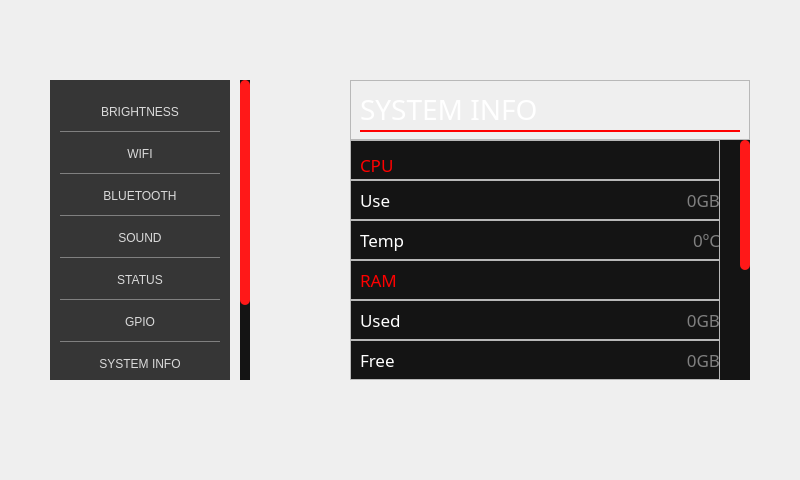
This is GUI_WIDGETS/Settings/design_settings.ui in PortiESP/PortiOS as Qt 5 draws it before an edit. The edited form follows.
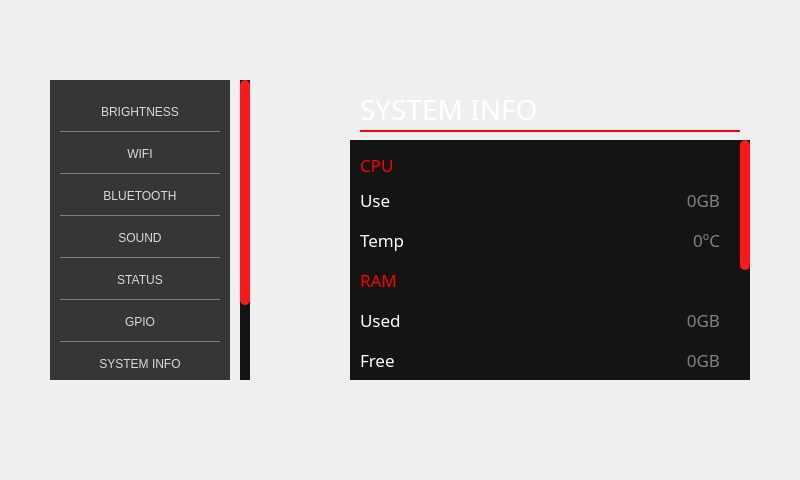
This is the edited form. The open tabs and pages were chosen to show the change. Icons and pictures are not drawn.

What changed in the file:
```diff
--- a/GUI_WIDGETS/Settings/design_settings.ui
+++ b/GUI_WIDGETS/Settings/design_settings.ui
@@ -3292,12 +3292,6 @@
         <height>240</height>
        </rect>
       </property>
-      <property name="frameShape">
-       <enum>QFrame::StyledPanel</enum>
-      </property>
-      <property name="frameShadow">
-       <enum>QFrame::Raised</enum>
-      </property>
       <widget class="QScrollArea" name="scrollArea_4">
        <property name="geometry">
         <rect>
@@ -3376,12 +3370,6 @@
            <height>40</height>
           </rect>
          </property>
-         <property name="frameShape">
-          <enum>QFrame::StyledPanel</enum>
-         </property>
-         <property name="frameShadow">
-          <enum>QFrame::Raised</enum>
-         </property>
          <widget class="QLabel" name="label_78">
           <property name="geometry">
            <rect>
@@ -3420,12 +3408,6 @@
            <height>40</height>
           </rect>
          </property>
-         <property name="frameShape">
-          <enum>QFrame::StyledPanel</enum>
-         </property>
-         <property name="frameShadow">
-          <enum>QFrame::Raised</enum>
-         </property>
          <widget class="QLabel" name="label_79">
           <property name="geometry">
            <rect>
@@ -3487,12 +3469,6 @@
            <height>40</height>
           </rect>
          </property>
-         <property name="frameShape">
-          <enum>QFrame::StyledPanel</enum>
-         </property>
-         <property name="frameShadow">
-          <enum>QFrame::Raised</enum>
-         </property>
          <widget class="QLabel" name="label_81">
           <property name="geometry">
            <rect>
@@ -3621,12 +3597,6 @@
            <height>40</height>
           </rect>
          </property>
-         <property name="frameShape">
-          <enum>QFrame::StyledPanel</enum>
-         </property>
-         <property name="frameShadow">
-          <enum>QFrame::Raised</enum>
-         </property>
          <widget class="QLabel" name="label_85">
           <property name="geometry">
            <rect>
@@ -3688,12 +3658,6 @@
            <height>40</height>
           </rect>
          </property>
-         <property name="frameShape">
-          <enum>QFrame::StyledPanel</enum>
-         </property>
-         <property name="frameShadow">
-          <enum>QFrame::Raised</enum>
-         </property>
          <widget class="QLabel" name="label_87">
           <property name="geometry">
            <rect>
@@ -3977,12 +3941,6 @@
            <height>40</height>
           </rect>
          </property>
-         <property name="frameShape">
-          <enum>QFrame::StyledPanel</enum>
-         </property>
-         <property name="frameShadow">
-          <enum>QFrame::Raised</enum>
-         </property>
          <widget class="QLabel" name="label_105">
           <property name="geometry">
            <rect>
@@ -4047,12 +4005,6 @@
         <height>60</height>
        </rect>
       </property>
-      <property name="frameShape">
-       <enum>QFrame::StyledPanel</enum>
-      </property>
-      <property name="frameShadow">
-       <enum>QFrame::Raised</enum>
-      </property>
       <widget class="QLabel" name="label_67">
        <property name="geometry">
         <rect>
```
Left out of the diff: 224 changed lines with no effect on the pictures.
